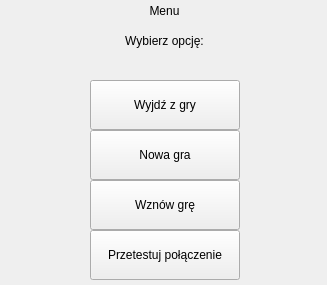
Before: the Qt Designer form prj/QT/menu.ui in BenZdunczuk/Retro_Pong, drawn with Qt 5.
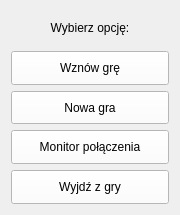
After: the same form once the commit is applied.

Commit message: fixed connection monitor

The edit to the form file:
```diff
--- a/prj/QT/menu.ui
+++ b/prj/QT/menu.ui
@@ -6,8 +6,8 @@
    <rect>
     <x>0</x>
     <y>0</y>
-    <width>327</width>
-    <height>285</height>
+    <width>180</width>
+    <height>215</height>
    </rect>
   </property>
   <property name="sizePolicy">
@@ -17,39 +17,16 @@
    </sizepolicy>
   </property>
   <property name="windowTitle">
-   <string>Form</string>
-  </property>
-  <widget class="QLabel" name="labelMenu">
-   <property name="geometry">
-    <rect>
-     <x>90</x>
-     <y>0</y>
-     <width>149</width>
-     <height>21</height>
-    </rect>
-   </property>
-   <property name="sizePolicy">
-    <sizepolicy hsizetype="Expanding" vsizetype="Expanding">
-     <horstretch>0</horstretch>
-     <verstretch>0</verstretch>
-    </sizepolicy>
-   </property>
-   <property name="text">
     <string>Menu</string>
    </property>
-   <property name="alignment">
-    <set>Qt::AlignmentFlag::AlignCenter</set>
-   </property>
-  </widget>
+  <layout class="QGridLayout" name="gridLayout">
+   <item row="0" column="0">
+    <layout class="QVBoxLayout" name="verticalLayout">
+     <property name="sizeConstraint">
+      <enum>QLayout::SizeConstraint::SetNoConstraint</enum>
+     </property>
+     <item>
   <widget class="QLabel" name="labelPrompt">
-   <property name="geometry">
-    <rect>
-     <x>90</x>
-     <y>20</y>
-     <width>149</width>
-     <height>42</height>
-    </rect>
-   </property>
    <property name="sizePolicy">
     <sizepolicy hsizetype="Expanding" vsizetype="Expanding">
      <horstretch>0</horstretch>
@@ -63,82 +40,89 @@
     <set>Qt::AlignmentFlag::AlignCenter</set>
    </property>
   </widget>
+     </item>
+     <item>
   <widget class="QPushButton" name="buttonGoBack">
-   <property name="geometry">
-    <rect>
-     <x>90</x>
-     <y>180</y>
-     <width>150</width>
-     <height>50</height>
-    </rect>
-   </property>
    <property name="sizePolicy">
     <sizepolicy hsizetype="Expanding" vsizetype="Expanding">
      <horstretch>0</horstretch>
      <verstretch>0</verstretch>
     </sizepolicy>
    </property>
+       <property name="styleSheet">
+        <string notr="true">QWidget {
+    background-color: white;
+    color: black;
+}</string>
+       </property>
    <property name="text">
     <string>Wznów grę</string>
    </property>
   </widget>
-  <widget class="QPushButton" name="buttonExit">
-   <property name="geometry">
-    <rect>
-     <x>90</x>
-     <y>80</y>
-     <width>150</width>
-     <height>50</height>
-    </rect>
-   </property>
-   <property name="sizePolicy">
-    <sizepolicy hsizetype="Expanding" vsizetype="Expanding">
-     <horstretch>0</horstretch>
-     <verstretch>0</verstretch>
-    </sizepolicy>
-   </property>
-   <property name="text">
-    <string>Wyjdź z gry</string>
-   </property>
-  </widget>
+     </item>
+     <item>
   <widget class="QPushButton" name="buttonNewGame">
-   <property name="geometry">
-    <rect>
-     <x>90</x>
-     <y>130</y>
-     <width>150</width>
-     <height>50</height>
-    </rect>
-   </property>
    <property name="sizePolicy">
     <sizepolicy hsizetype="Expanding" vsizetype="Expanding">
      <horstretch>0</horstretch>
      <verstretch>0</verstretch>
     </sizepolicy>
    </property>
+       <property name="styleSheet">
+        <string notr="true">QWidget {
+    background-color: white;
+    color: black;
+}</string>
+       </property>
    <property name="text">
     <string>Nowa gra</string>
    </property>
   </widget>
+     </item>
+     <item>
   <widget class="QPushButton" name="buttonTest">
-   <property name="geometry">
-    <rect>
-     <x>90</x>
-     <y>230</y>
-     <width>150</width>
-     <height>50</height>
-    </rect>
-   </property>
+       <property name="sizePolicy">
+        <sizepolicy hsizetype="Expanding" vsizetype="Expanding">
+         <horstretch>0</horstretch>
+         <verstretch>0</verstretch>
+        </sizepolicy>
+       </property>
+       <property name="styleSheet">
+        <string notr="true">QWidget {
+    background-color: white;
+    color: black;
+}</string>
+       </property>
+       <property name="text">
+        <string>Monitor połączenia</string>
+       </property>
+       <property name="checkable">
+        <bool>true</bool>
+       </property>
+      </widget>
+     </item>
+     <item>
+      <widget class="QPushButton" name="buttonExit">
    <property name="sizePolicy">
     <sizepolicy hsizetype="Expanding" vsizetype="Expanding">
      <horstretch>0</horstretch>
      <verstretch>0</verstretch>
     </sizepolicy>
    </property>
+       <property name="styleSheet">
+        <string notr="true">QWidget {
+    background-color: white;
+    color: black;
+}</string>
+       </property>
    <property name="text">
-    <string>Przetestuj połączenie</string>
-   </property>
-  </widget>
+        <string>Wyjdź z gry</string>
+       </property>
+      </widget>
+     </item>
+    </layout>
+   </item>
+  </layout>
  </widget>
  <resources/>
  <connections/>
```
Lines whose indentation alone changed are shown as unchanged. The commit also changes 119 other files.
